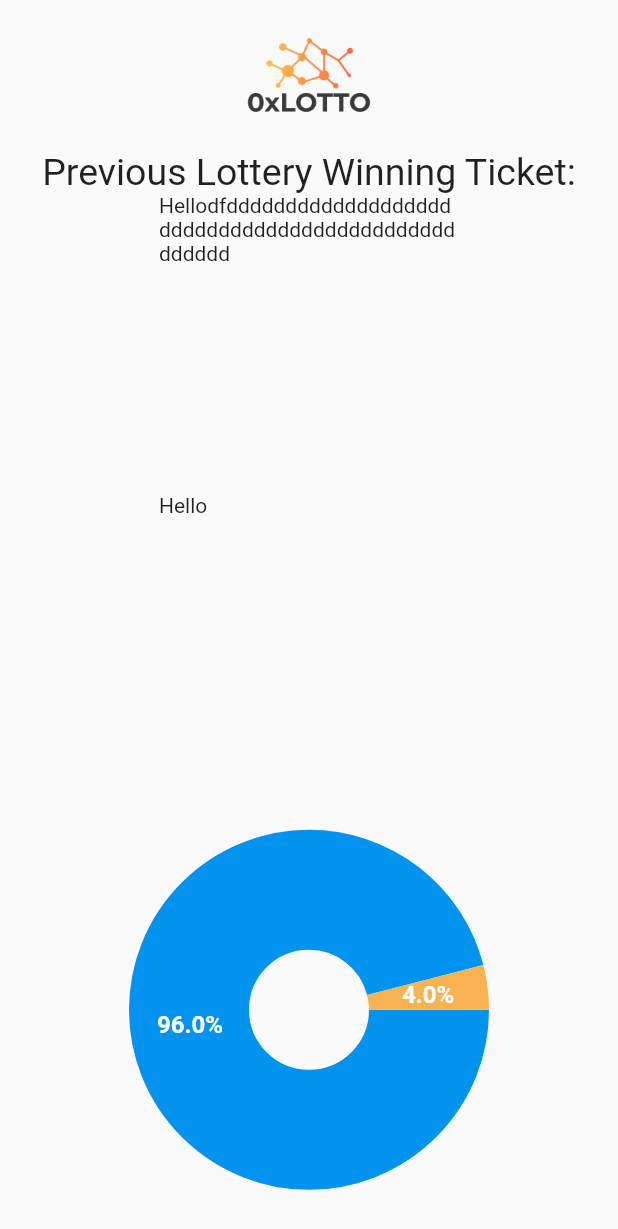
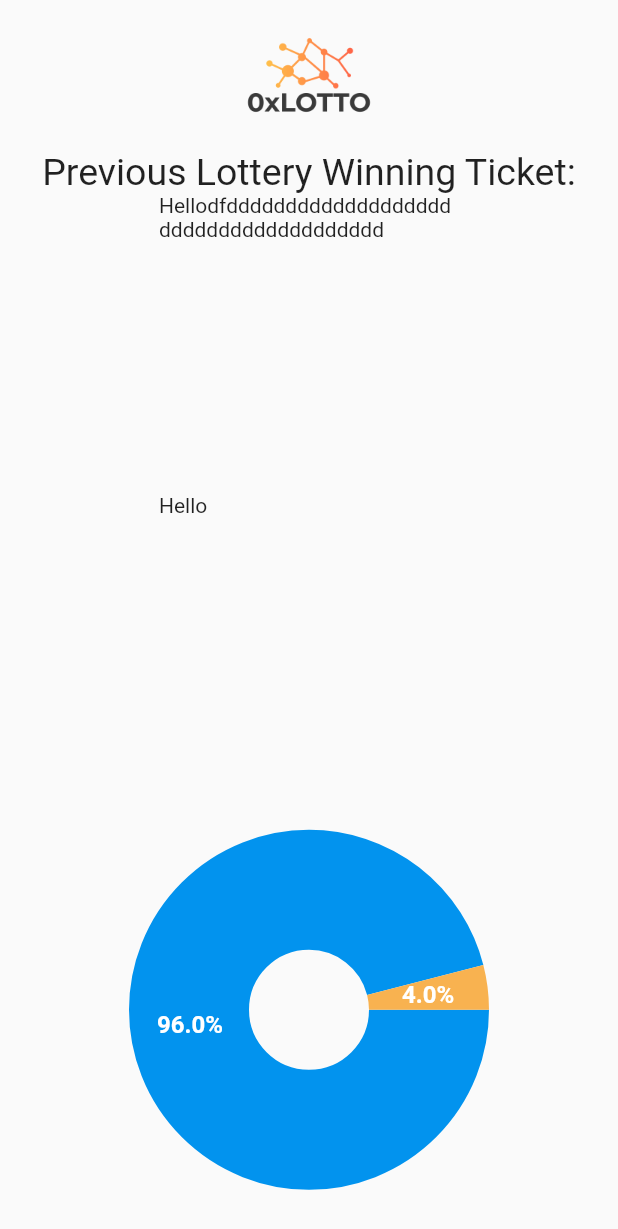
Before and after one commit to matt3209/crypto_king, a Flutter app: the LotteryPage screen opened directly, on a phone screen of 412 x 824 dp. Shown: the top 1229 px of the screen. Run offline on Flutter 3.47's test engine with Material 2 defaults, Android fonts, the phone set to English and light mode, and no system bars; drawn by our look-alikes of fl_chart; our stand-ins replace cloud_firestore, firebase_auth, firebase_core, fluttertoast, numberpicker; accounts and stored records are empty.

```diff
--- a/lib/logged_lotteryPage.dart
+++ b/lib/logged_lotteryPage.dart
@@ -32,7 +32,7 @@ class PieChartPageState extends State<LotteryPage> {
                 height: 200.0,
                 width: 200.0,
                 child: Text(
-                    'Hellodfdddddddddddddddddddddddddddddddddddddddddddddddddd'),
+                    'Hellodfdddddddddddddddddddddddddddddddddddddd'),
               ),
               Container(
                 height: 200.0,
```
Also changed, not shown: pubspec.lock, 4 other files.
